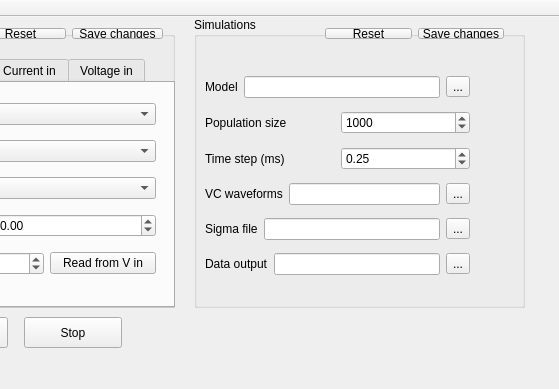
Before: the Qt Designer form gui/mainwindow.ui in CompEphys-team/rtdo, drawn with Qt 5; both pictures show x 196 to 755 and y 0 to 389 of the 755 by 532 pixel window.
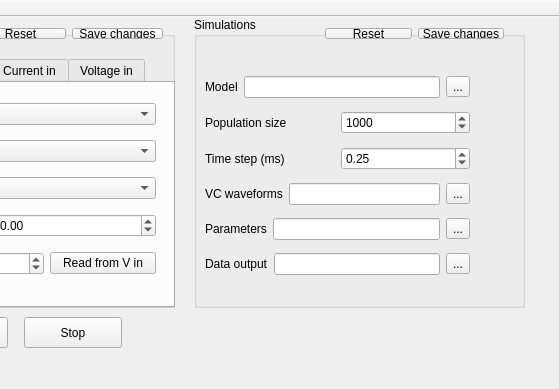
After: the same form once the commit is applied.

Commit message: Added helper function to read parameter range/perturbation type/sigma from unified file.

Diff of the .ui file:
```diff
--- a/gui/mainwindow.ui
+++ b/gui/mainwindow.ui
@@ -621,7 +621,7 @@
         <item>
          <widget class="QLabel" name="label_23">
           <property name="text">
-           <string>Sigma file</string>
+           <string>Parameters</string>
           </property>
          </widget>
         </item>
```
Left out of the diff: 5 changed lines with no effect on the pictures. The commit also changes 3 other files.
